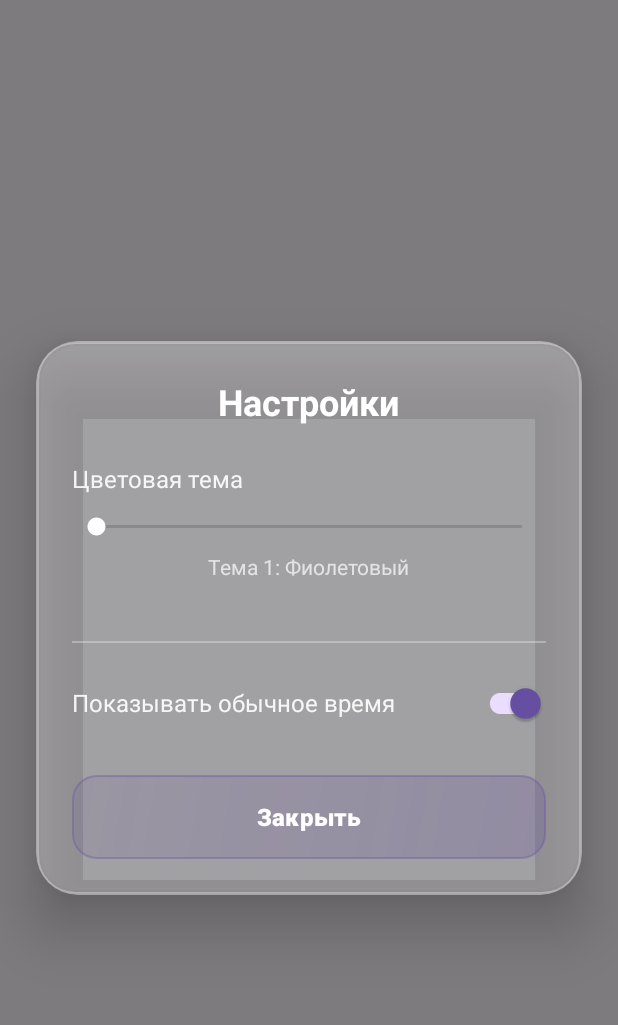
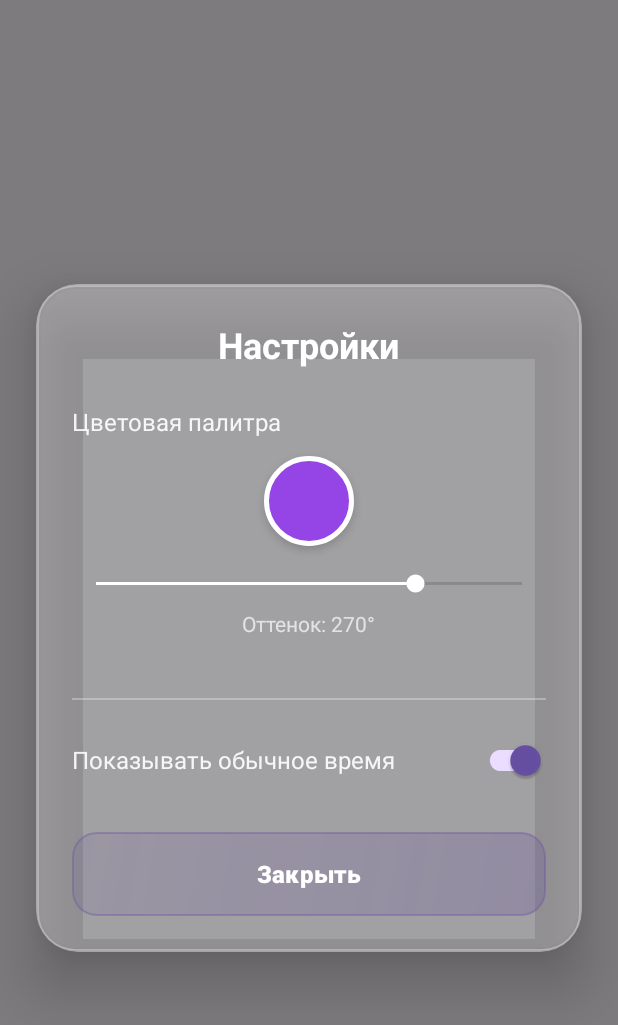
Before and after one commit to TheMrGrench/decimal-clock, an Android app: the layout activity_settings.xml on its own in the app's theme, with its tools: preview values and no code run, on a phone screen of 412 x 824 dp. Shown: the top 1025 px of the screen. Run offline under Robolectric (Android 15) with nearby library versions, the phone set to English and light mode, and no system bars.

Commit message:
Implement dynamic color palette with hue slider
Replaced 6 fixed color themes with continuous hue slider (0-360°):
- Users can now choose any color from full spectrum
- Automatic gradient generation (light + dark) from selected hue
- Real-time color preview in settings
- Live background updates as slider moves

Color System:
- HSV color model for smooth transitions
- Light color: sat=0.6, val=0.95
- Dark color: sat=0.8, val=0.7
- Accent color for clock hands: sat=0.3, val=1.0

Settings Screen:
- Replaced theme SeekBar with colorHueSeekBar (max=360)
- Added circular color preview showing selected hue
- Real-time gradient updates during slider interaction
- Hue value displayed as degrees (e.g., "Оттенок: 270°")

Main App:
- MainActivity now uses colorHue from SharedPreferences
- DecimalClockView dynamically updates clock hands color
- Gradient backgrounds generated from hue

Widget Sync:
- Widget automatically uses same color as main app
- Gradient bitmap generated from saved colorHue
- Updates every second with synced colors
- ImageView background for dynamic gradient display

Files Modified:
- SettingsActivity.kt: Hue-based color system with generateGradientColors()
- MainActivity.kt: Load colorHue instead of selectedTheme
- DecimalClockView.kt: Added setHue() for dynamic clock colors
- DecimalClockWidgetProvider.kt: Dynamic gradient bitmap generation
- activity_settings.xml: Color preview + hue slider
- widget_decimal_clock.xml: ImageView for dynamic gradient

Backwards Compatibility:
- Default hue: 270° (purple, matches old Theme 1)
- Graceful fallback if colorHue not set

```diff
--- /dev/null
+++ b/app/src/main/res/drawable/color_preview_background.xml
@@ -0,0 +1,8 @@
+<?xml version="1.0" encoding="utf-8"?>
+<shape xmlns:android="http://schemas.android.com/apk/res/android"
+    android:shape="oval">
+    <solid android:color="#8B5CF6" />
+    <stroke
+        android:width="3dp"
+        android:color="#FFFFFF" />
+</shape>
--- a/app/src/main/res/layout/activity_settings.xml
+++ b/app/src/main/res/layout/activity_settings.xml
@@ -41,31 +41,41 @@
                 android:layout_marginBottom="24dp"
                 android:layout_gravity="center" />
 
-            <!-- Цветовая тема -->
+            <!-- Цветовая палитра -->
             <TextView
                 android:layout_width="wrap_content"
                 android:layout_height="wrap_content"
-                android:text="Цветовая тема"
+                android:text="Цветовая палитра"
                 android:textSize="16sp"
                 android:textColor="@color/white_90"
                 android:layout_marginBottom="12dp" />
 
-            <!-- Слайдер выбора темы -->
+            <!-- Превью цвета -->
+            <View
+                android:id="@+id/colorPreview"
+                android:layout_width="60dp"
+                android:layout_height="60dp"
+                android:layout_gravity="center"
+                android:layout_marginBottom="16dp"
+                android:background="@drawable/color_preview_background"
+                android:elevation="4dp" />
+
+            <!-- Слайдер выбора цвета (Hue: 0-360) -->
             <SeekBar
-                android:id="@+id/themeSeekBar"
+                android:id="@+id/colorHueSeekBar"
                 android:layout_width="match_parent"
                 android:layout_height="wrap_content"
-                android:max="5"
-                android:progress="0"
+                android:max="360"
+                android:progress="270"
                 android:progressTint="@color/white"
                 android:thumbTint="@color/white"
                 android:layout_marginBottom="8dp" />
 
             <TextView
-                android:id="@+id/themeNameText"
+                android:id="@+id/colorHueText"
                 android:layout_width="wrap_content"
                 android:layout_height="wrap_content"
-                android:text="Тема 1: Фиолетовый"
+                android:text="Оттенок: 270°"
                 android:textSize="14sp"
                 android:textColor="@color/white_70"
                 android:layout_marginBottom="24dp"
```
Also changed, not shown: app/src/main/java/com/decimalclock/DecimalClockView.kt (+18 -0 lines), app/src/main/java/com/decimalclock/DecimalClockWidgetProvider.kt (+32 -0 lines), app/src/main/java/com/decimalclock/MainActivity.kt (+8 -17 lines), app/src/main/java/com/decimalclock/SettingsActivity.kt (+42 -21 lines), app/src/main/res/layout/widget_decimal_clock.xml (+8 -1 lines).
